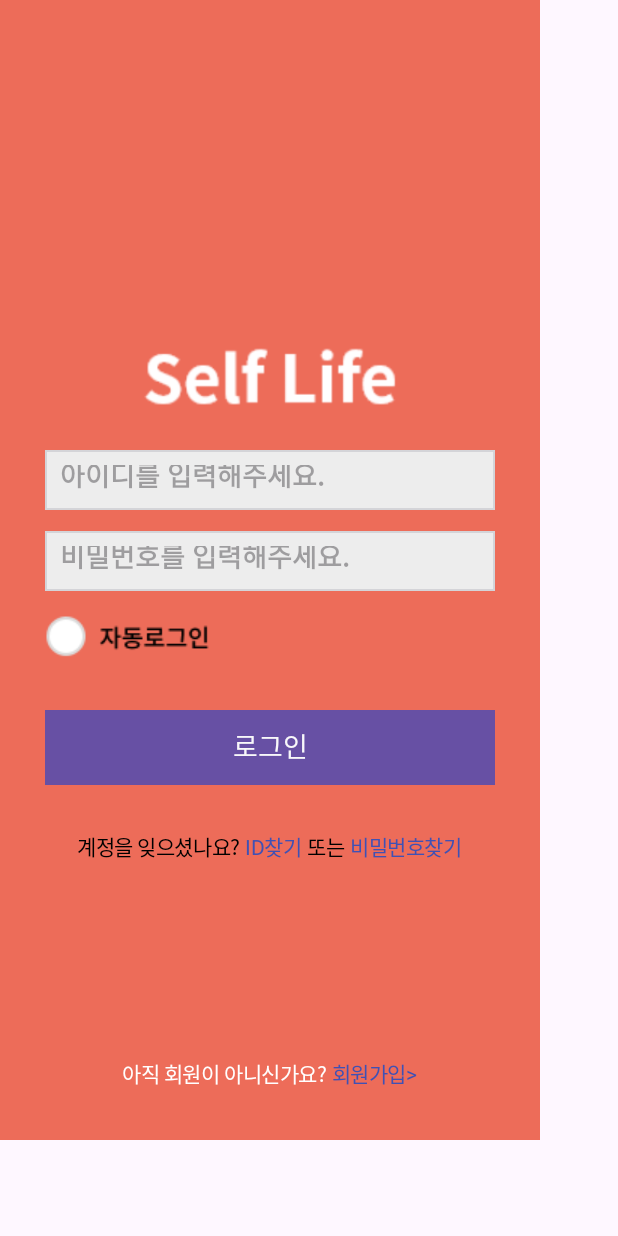
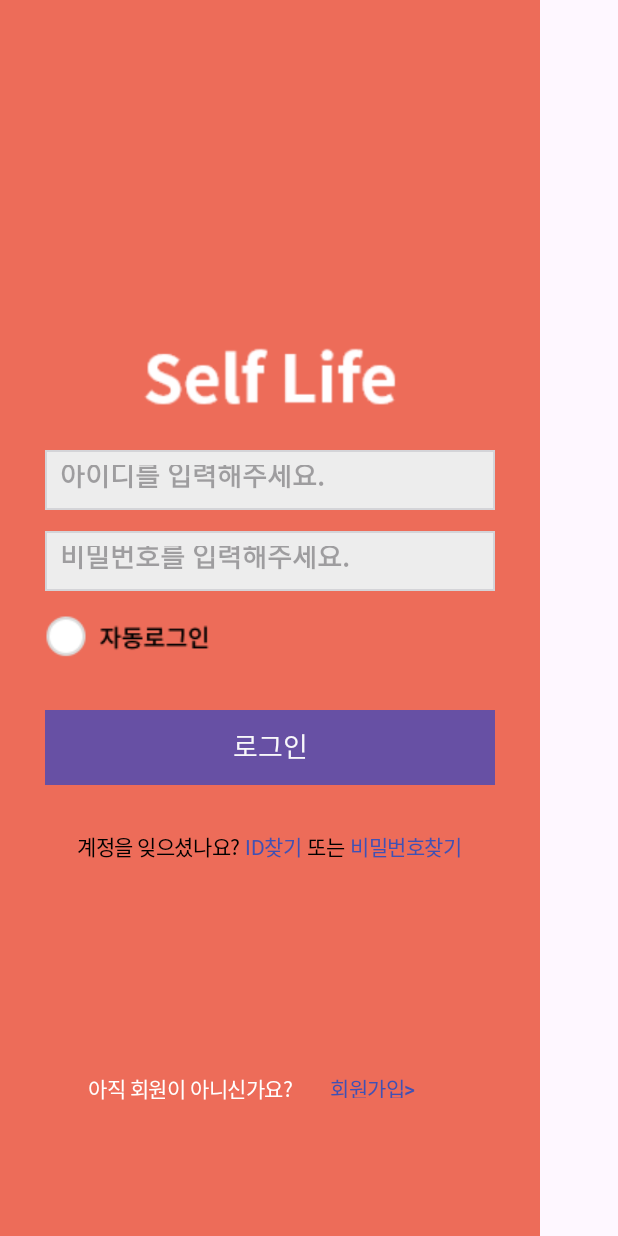
Before and after one commit to gttae/Self_Life-Account-Book-app, an Android app: the screen it shows after launch (MainActivity), on a phone screen of 412 x 824 dp. Run offline under Robolectric (Android 15) with nearby library versions, the phone set to English and light mode, and no system bars.

Commit message:
로그인 2차
로그인 2차 만들었습니다

```diff
--- a/app/src/main/res/layout/activity_main.xml
+++ b/app/src/main/res/layout/activity_main.xml
@@ -2,7 +2,7 @@
     xmlns:android="http://schemas.android.com/apk/res/android"
     xmlns:app="http://schemas.android.com/apk/res-auto"
     android:layout_width="360dp"
-    android:layout_height="760dp"
+    android:layout_height="7600dp"
     android:orientation="vertical"
     android:background="#ed6c59">
 
@@ -37,7 +37,7 @@
             android:layout_height="40dp"
             android:background="@drawable/textviewback"
             android:hint="아이디를 입력해주세요."
-            android:inputType="textCapWords"
+            android:inputType="textEmailAddress"
             android:padding="10dp"
             android:textColor="#181818"
             android:textStyle="bold" />
@@ -158,17 +158,18 @@
             android:textSize="14sp"
             android:textStyle="normal" />
 
-        <TextView
+        <Button
             android:id="@+id/tV11Tv"
             android:layout_width="wrap_content"
             android:layout_height="wrap_content"
             android:layout_gravity="top|center"
             android:letterSpacing="-0.02"
             android:lineSpacingExtra="56sp"
-            android:text=" 회원가입>"
+            android:text="회원가입>"
             android:textColor="#3F51B5"
             android:textSize="14sp"
-            android:textStyle="normal" />
+            android:textStyle="normal"
+            android:background="#00ff0000"/>
 
     </LinearLayout>
 
```
Also changed, not shown: app/src/main/java/com/example/self_life/Login_Activity.java (+83 -0 lines), app/src/main/java/com/example/self_life/Register_Activity.java (+15 -14 lines).
